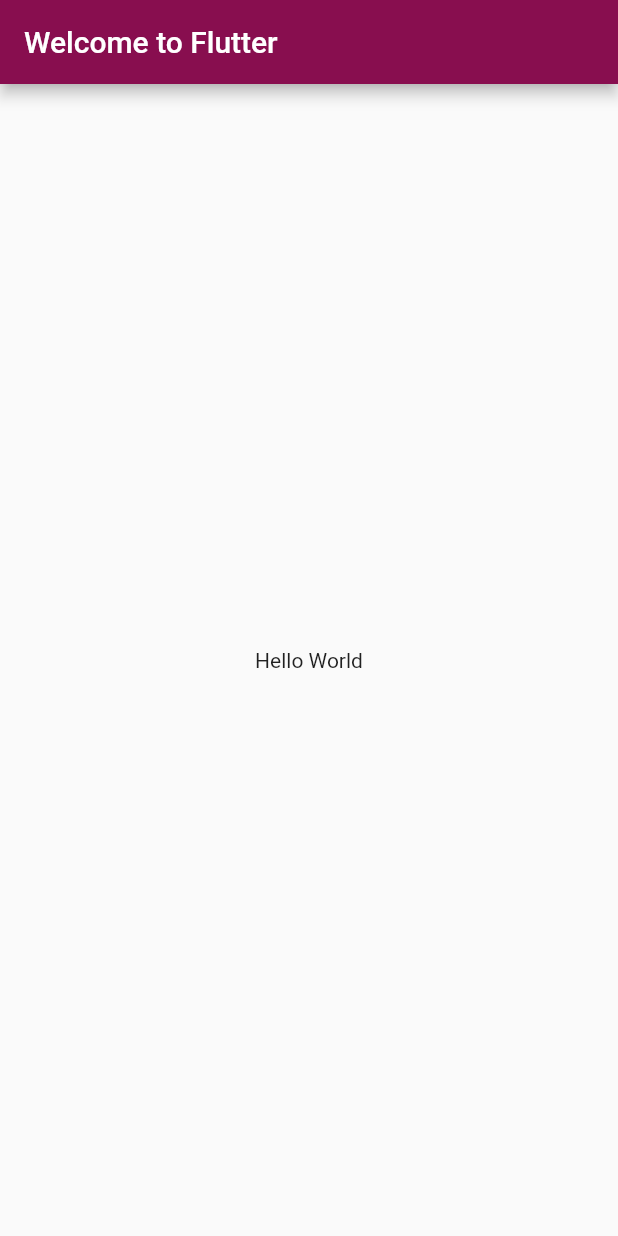
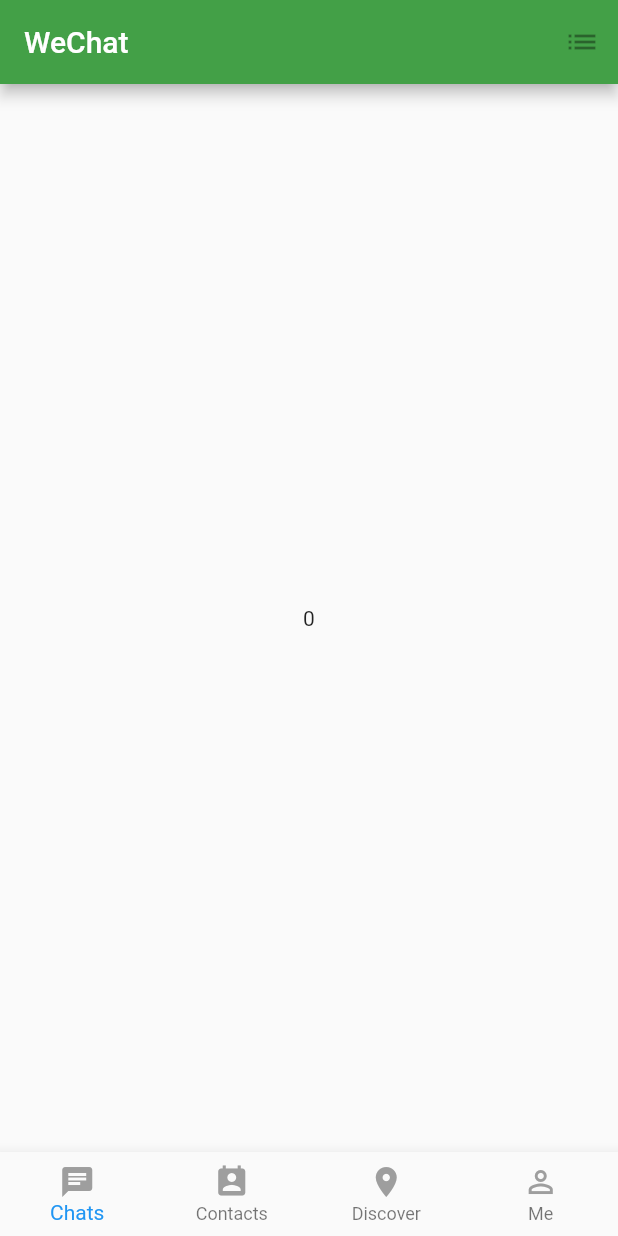
Before and after one commit to Linjiayu6/FlutterApp, a Flutter app: the screen it shows after launch, on a phone screen of 412 x 824 dp. Run offline on Flutter 3.47's test engine with Material 2 defaults, Android fonts, the phone set to English and light mode, and no system bars.

Commit message:
bottomNavigationBar

```diff
--- a/lib/main.dart
+++ b/lib/main.dart
@@ -10,17 +10,62 @@ class MyApp extends StatelessWidget {
       title: 'Lin.JY APP',
       theme: ThemeData(
         brightness: Brightness.light,
-        primaryColor: Colors.pink[900],
-        accentColor: Colors.cyan[600],
+        primaryColor: Colors.green[600],
       ),
-      home: new Scaffold(
-        appBar: new AppBar(
-          title: new Text('Welcome to Flutter'),
-        ),
-        body: new Center(
-          child: new Text('Hello World'),
-        ),
-      ),
+      home: Center(
+        child: new Home(),
+      )
     );
   }
 }
+
+class Home extends StatefulWidget {
+  @override
+  HomeState createState () => HomeState();
+}
+
+class HomeState extends State<Home> {
+
+  final List<BottomNavigationBarItem> bottomNavigationBarList = [
+    new BottomNavigationBarItem(icon: new Icon(Icons.chat,color: Colors.grey),title: new Text("Chats"),),
+    new BottomNavigationBarItem(icon: new Icon(Icons.perm_contact_calendar,color: Colors.grey),title: new Text("Contacts"),),
+    new BottomNavigationBarItem(icon: new Icon(Icons.room,color: Colors.grey),title: new Text("Discover"),),
+    new BottomNavigationBarItem(icon: new Icon(Icons.perm_identity,color: Colors.grey),title: new Text("Me"),),
+  ];
+  // !!! 状态数据不要写到build里面
+  int _currentIndex = 0;
+
+  @override
+  Widget build(BuildContext context) {
+    return Scaffold(
+
+      appBar: new AppBar(
+        // webview 上面标题
+        title: new Text('WeChat'),
+        // 右边的icon
+        actions: <Widget>[
+          new IconButton(icon: new Icon(Icons.list), onPressed: null),
+        ],
+      ),
+
+
+      // 底部的导航button
+      bottomNavigationBar: BottomNavigationBar(
+        items: bottomNavigationBarList,
+        // Required
+        type: BottomNavigationBarType.fixed,
+        onTap: (int index) {
+          setState(() {
+            _currentIndex = index;
+          });
+        },
+        // 当前页面索引
+        currentIndex: _currentIndex,
+      ),
+
+      body: Center(
+        child: Text(_currentIndex.toString())
+      )
+    );
+  }
+}
```
